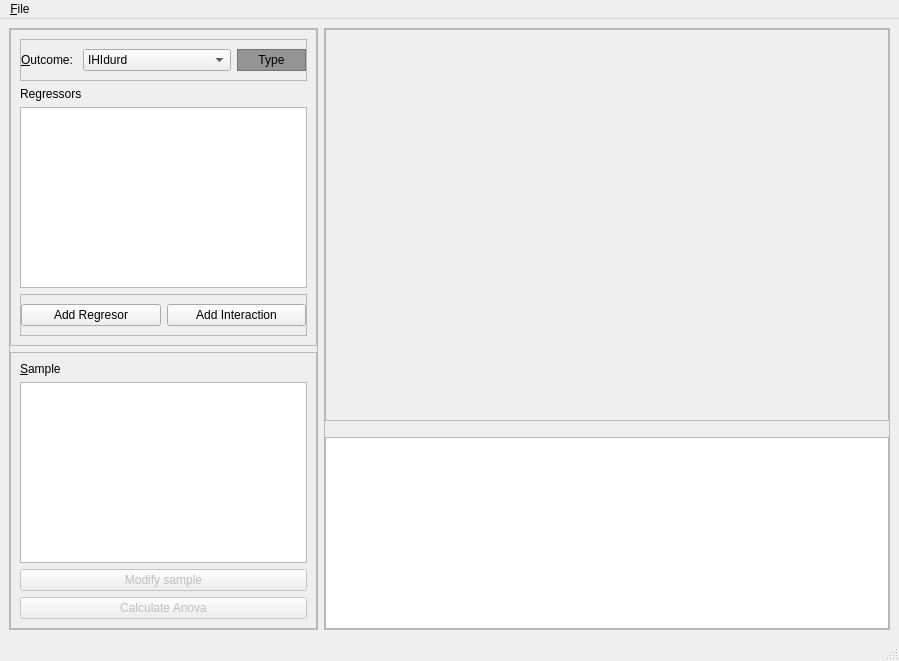
Old version of the form braviz/interaction/qt_guis/anova.ui in the repository diego0020/braviz-app.
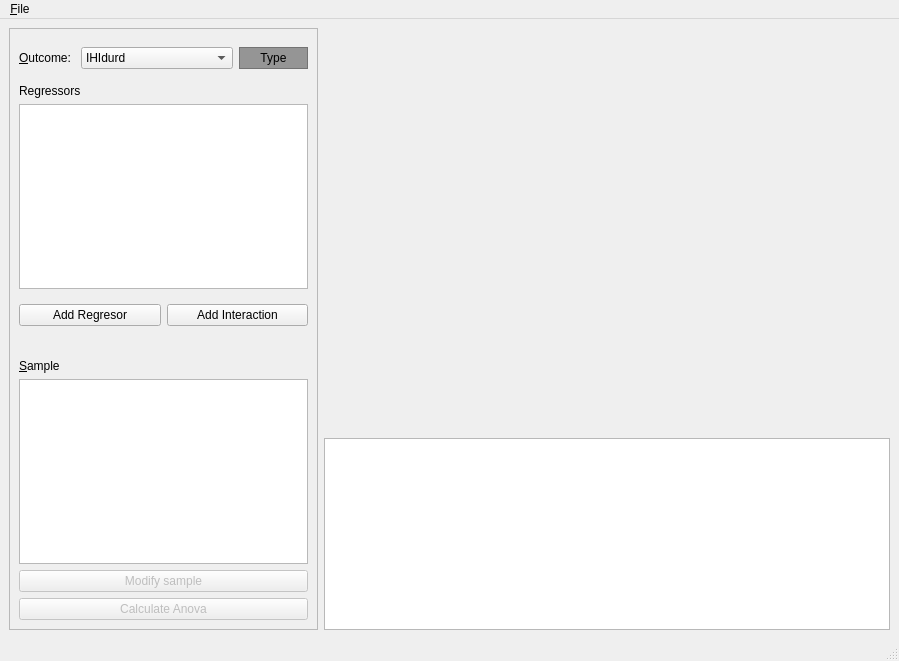
New version of the form.

```diff
--- a/braviz/interaction/qt_guis/anova.ui
+++ b/braviz/interaction/qt_guis/anova.ui
@@ -45,7 +45,7 @@
        <item>
         <widget class="QFrame" name="frame">
          <property name="frameShape">
-          <enum>QFrame::StyledPanel</enum>
+          <enum>QFrame::NoFrame</enum>
          </property>
          <property name="frameShadow">
           <enum>QFrame::Raised</enum>
@@ -54,7 +54,7 @@
           <item>
            <widget class="QFrame" name="frame_3">
             <property name="frameShape">
-             <enum>QFrame::StyledPanel</enum>
+             <enum>QFrame::NoFrame</enum>
             </property>
             <property name="frameShadow">
              <enum>QFrame::Raised</enum>
@@ -189,7 +189,7 @@
           <item>
            <widget class="QFrame" name="frame_5">
             <property name="frameShape">
-             <enum>QFrame::StyledPanel</enum>
+             <enum>QFrame::NoFrame</enum>
             </property>
             <property name="frameShadow">
              <enum>QFrame::Raised</enum>
@@ -230,7 +230,7 @@
        <item>
         <widget class="QFrame" name="frame_4">
          <property name="frameShape">
-          <enum>QFrame::StyledPanel</enum>
+          <enum>QFrame::NoFrame</enum>
          </property>
          <property name="frameShadow">
           <enum>QFrame::Raised</enum>
@@ -303,7 +303,7 @@
     <item>
      <widget class="QFrame" name="frame_2">
       <property name="frameShape">
-       <enum>QFrame::StyledPanel</enum>
+       <enum>QFrame::NoFrame</enum>
       </property>
       <property name="frameShadow">
        <enum>QFrame::Raised</enum>
@@ -333,7 +333,7 @@
           <locale language="English" country="UnitedStates"/>
          </property>
          <property name="frameShape">
-          <enum>QFrame::StyledPanel</enum>
+          <enum>QFrame::NoFrame</enum>
          </property>
          <property name="frameShadow">
           <enum>QFrame::Raised</enum>
```
